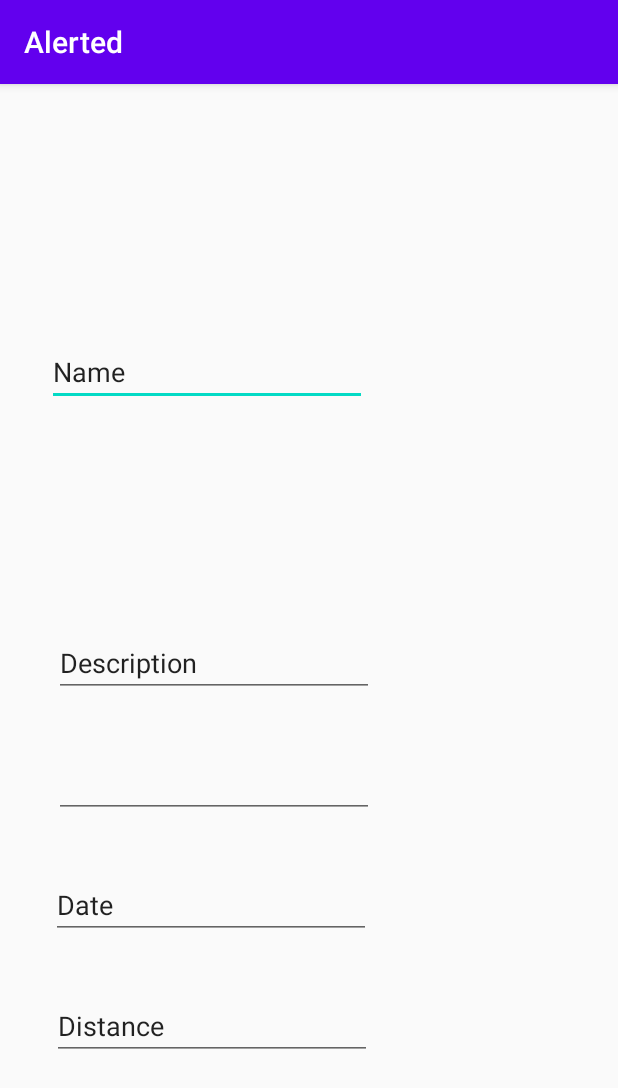
After one commit to Michaelc89/Alerted, an Android app: the DetailsPage screen opened directly, with no data from a screen before it, on a phone screen of 412 x 824 dp. The commit adds this screen. Shown: the top 1088 px of the screen. Run offline under Robolectric (Android 15) with nearby library versions, the phone set to English and light mode, and no system bars.

Commit message:
added details page

```diff
--- a/app/src/main/AndroidManifest.xml
+++ b/app/src/main/AndroidManifest.xml
@@ -9,7 +9,8 @@
         android:roundIcon="@mipmap/ic_launcher_round"
         android:supportsRtl="true"
         android:theme="@style/AppTheme">
-        <activity android:name=".LandingPage"></activity>
+        <activity android:name=".DetailsPage"></activity>
+        <activity android:name=".LandingPage" />
         <activity android:name=".MainActivity">
             <intent-filter>
                 <action android:name="android.intent.action.MAIN" />
--- /dev/null
+++ b/app/src/main/java/com/MichaelC/alerted/DetailsPage.kt
@@ -0,0 +1,11 @@
+package com.MichaelC.alerted
+
+import androidx.appcompat.app.AppCompatActivity
+import android.os.Bundle
+
+class DetailsPage : AppCompatActivity() {
+    override fun onCreate(savedInstanceState: Bundle?) {
+        super.onCreate(savedInstanceState)
+        setContentView(R.layout.activity_details_page)
+    }
+}
--- a/app/src/main/java/com/MichaelC/alerted/MainActivity.kt
+++ b/app/src/main/java/com/MichaelC/alerted/MainActivity.kt
@@ -1,11 +1,19 @@
 package com.MichaelC.alerted
 
+import android.content.Intent
 import androidx.appcompat.app.AppCompatActivity
 import android.os.Bundle
+import android.widget.Button
+import kotlinx.android.synthetic.main.activity_main.*
 
 class MainActivity : AppCompatActivity() {
     override fun onCreate(savedInstanceState: Bundle?) {
         super.onCreate(savedInstanceState)
         setContentView(R.layout.activity_main)
+
+        buttonAlert.setOnClickListener {
+            startActivity(Intent(this,DetailsPage::class.java))
+        }
+
+            }
     }
-}
--- /dev/null
+++ b/app/src/main/res/layout/activity_details_page.xml
@@ -0,0 +1,110 @@
+<?xml version="1.0" encoding="utf-8"?>
+<ScrollView
+    xmlns:android="http://schemas.android.com/apk/res/android"
+    xmlns:app="http://schemas.android.com/apk/res-auto"
+    xmlns:tools="http://schemas.android.com/tools"
+    android:layout_width="match_parent"
+    android:layout_height="match_parent"
+    tools:context=".DetailsPage"
+    android:fillViewport="true"
+    >
+
+    <androidx.constraintlayout.widget.ConstraintLayout
+        android:layout_width="match_parent"
+        android:layout_height="match_parent">
+
+
+        <EditText
+            android:id="@+id/Name"
+            android:layout_width="wrap_content"
+            android:layout_height="wrap_content"
+            android:layout_marginStart="36dp"
+            android:layout_marginLeft="36dp"
+            android:layout_marginTop="56dp"
+            android:layout_marginEnd="167dp"
+            android:layout_marginRight="167dp"
+            android:layout_marginBottom="35dp"
+            android:ems="10"
+            android:inputType="textPersonName"
+            android:text="Name"
+            app:layout_constraintBottom_toTopOf="@+id/Description"
+            app:layout_constraintEnd_toEndOf="parent"
+            app:layout_constraintHorizontal_bias="1.0"
+            app:layout_constraintStart_toStartOf="parent"
+            app:layout_constraintTop_toTopOf="parent" />
+
+        <EditText
+            android:id="@+id/Description"
+            android:layout_width="wrap_content"
+            android:layout_height="wrap_content"
+            android:layout_marginStart="36dp"
+            android:layout_marginLeft="36dp"
+            android:layout_marginEnd="165dp"
+            android:layout_marginRight="165dp"
+            android:layout_marginBottom="35dp"
+            android:ems="10"
+            android:inputType="textPersonName"
+            android:text="Description"
+            app:layout_constraintBottom_toTopOf="@+id/Time"
+            app:layout_constraintEnd_toEndOf="parent"
+            app:layout_constraintHorizontal_bias="0.0"
+            app:layout_constraintStart_toStartOf="parent" />
+
+        <EditText
+            android:id="@+id/Date"
+            android:layout_width="wrap_content"
+            android:layout_height="wrap_content"
+            android:layout_marginStart="35dp"
+            android:layout_marginLeft="35dp"
+            android:layout_marginEnd="166dp"
+            android:layout_marginRight="166dp"
+            android:layout_marginBottom="35dp"
+            android:ems="10"
+            android:inputType="date"
+            android:text="Date"
+            app:layout_constraintBottom_toTopOf="@+id/Distance"
+            app:layout_constraintEnd_toEndOf="parent"
+            app:layout_constraintStart_toStartOf="parent" />
+
+        <EditText
+            android:id="@+id/Time"
+            android:layout_width="wrap_content"
+            android:layout_height="wrap_content"
+            android:layout_marginStart="36dp"
+            android:layout_marginLeft="36dp"
+            android:layout_marginEnd="165dp"
+            android:layout_marginRight="165dp"
+            android:layout_marginBottom="35dp"
+            android:ems="10"
+            android:inputType="time"
+            app:layout_constraintBottom_toTopOf="@+id/Date"
+            app:layout_constraintEnd_toEndOf="parent"
+            app:layout_constraintHorizontal_bias="0.0"
+            app:layout_constraintStart_toStartOf="parent"
+            tools:text="Time" />
+
+        <EditText
+            android:id="@+id/Distance"
+            android:layout_width="wrap_content"
+            android:layout_height="wrap_content"
+            android:layout_marginStart="36dp"
+            android:layout_marginLeft="36dp"
+            android:layout_marginEnd="165dp"
+            android:layout_marginRight="165dp"
+            android:layout_marginBottom="117dp"
+            android:ems="10"
+            android:inputType="number"
+            android:text="Distance"
+            app:layout_constraintBottom_toBottomOf="parent"
+            app:layout_constraintEnd_toEndOf="parent"
+            app:layout_constraintStart_toStartOf="parent" />
+
+        <androidx.constraintlayout.widget.Guideline
+            android:id="@+id/guideline2"
+            android:layout_width="wrap_content"
+            android:layout_height="wrap_content"
+            android:orientation="vertical"
+            app:layout_constraintGuide_begin="36dp" />
+    </androidx.constraintlayout.widget.ConstraintLayout>
+
+</ScrollView>
--- a/app/src/main/res/layout/activity_main.xml
+++ b/app/src/main/res/layout/activity_main.xml
@@ -18,27 +18,31 @@
             android:id="@+id/buttonAlert"
             android:layout_width="wrap_content"
             android:layout_height="wrap_content"
+            android:onClick="goToAlert"
             android:text="Create An Alert"
-            app:layout_constraintBottom_toTopOf="@id/buttonWorks"
+            app:layout_constraintBottom_toTopOf="@+id/buttonWorks"
             app:layout_constraintEnd_toEndOf="parent"
+            app:layout_constraintHorizontal_bias="0.5"
             app:layout_constraintStart_toStartOf="parent"
-            app:layout_constraintTop_toTopOf="parent"
-            app:layout_constraintVertical_bias=".50" />
+            app:layout_constraintTop_toTopOf="parent" />
 
         <Button
             android:id="@+id/buttonWorks"
             android:layout_width="wrap_content"
             android:layout_height="wrap_content"
-            android:layout_marginStart="144dp"
-            android:layout_marginLeft="144dp"
-            android:layout_marginEnd="144dp"
-            android:layout_marginRight="144dp"
-            android:layout_marginBottom="156dp"
+            android:layout_marginBottom="153dp"
             android:text="How it works"
             app:layout_constraintBottom_toBottomOf="parent"
             app:layout_constraintEnd_toEndOf="parent"
-            app:layout_constraintHorizontal_bias="1.0"
+            app:layout_constraintHorizontal_bias="0.5"
             app:layout_constraintStart_toStartOf="parent" />
+
+        <androidx.constraintlayout.widget.Guideline
+            android:id="@+id/guideline"
+            android:layout_width="wrap_content"
+            android:layout_height="wrap_content"
+            android:orientation="vertical"
+            app:layout_constraintGuide_begin="205dp" />
     </androidx.constraintlayout.widget.ConstraintLayout>
 
 
```
